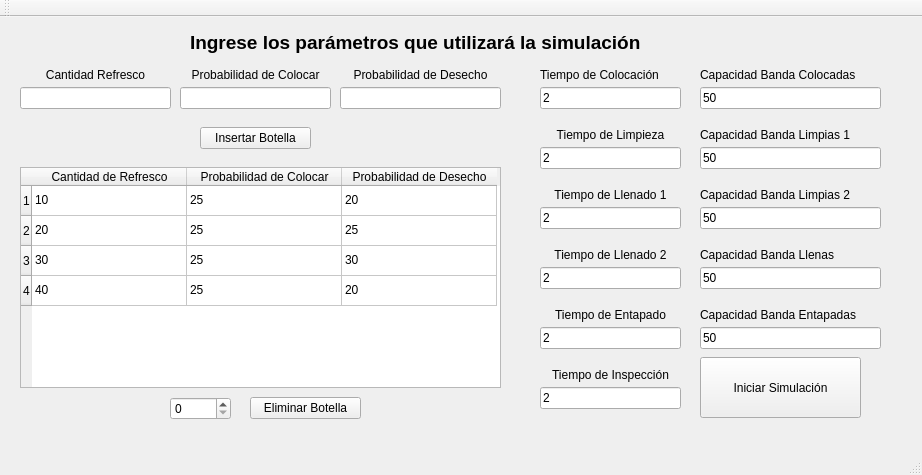
Qt form IProgra/mainwindow.ui (UnopposedQuill/I-Progra-Refrescos) before a commit.
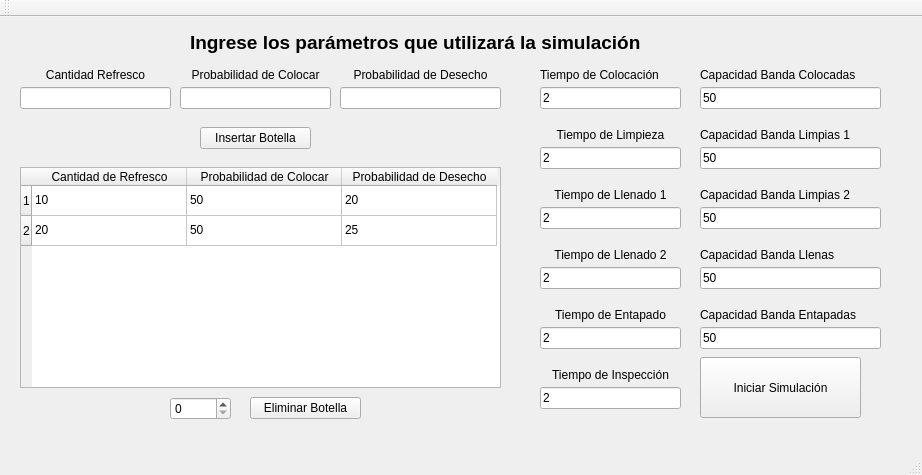
The same form after that commit. Icons and pictures are not drawn.

```diff
--- a/IProgra/mainwindow.ui
+++ b/IProgra/mainwindow.ui
@@ -42,16 +42,6 @@
       <string>2</string>
      </property>
     </row>
-    <row>
-     <property name="text">
-      <string>3</string>
-     </property>
-    </row>
-    <row>
-     <property name="text">
-      <string>4</string>
-     </property>
-    </row>
     <column>
      <property name="text">
       <string>Cantidad de Refresco</string>
@@ -74,7 +64,7 @@
     </item>
     <item row="0" column="1">
      <property name="text">
-      <string>25</string>
+      <string>50</string>
      </property>
     </item>
     <item row="0" column="2">
@@ -89,7 +79,7 @@
     </item>
     <item row="1" column="1">
      <property name="text">
-      <string>25</string>
+      <string>50</string>
      </property>
     </item>
     <item row="1" column="2">
@@ -97,36 +87,6 @@
       <string>25</string>
      </property>
     </item>
-    <item row="2" column="0">
-     <property name="text">
-      <string>30</string>
-     </property>
-    </item>
-    <item row="2" column="1">
-     <property name="text">
-      <string>25</string>
-     </property>
-    </item>
-    <item row="2" column="2">
-     <property name="text">
-      <string>30</string>
-     </property>
-    </item>
-    <item row="3" column="0">
-     <property name="text">
-      <string>40</string>
-     </property>
-    </item>
-    <item row="3" column="1">
-     <property name="text">
-      <string>25</string>
-     </property>
-    </item>
-    <item row="3" column="2">
-     <property name="text">
-      <string>20</string>
-     </property>
-    </item>
    </widget>
    <widget class="QLineEdit" name="cantidadRefresco">
     <property name="geometry">
```
Left out of the diff: 14 changed lines with no effect on the pictures.
